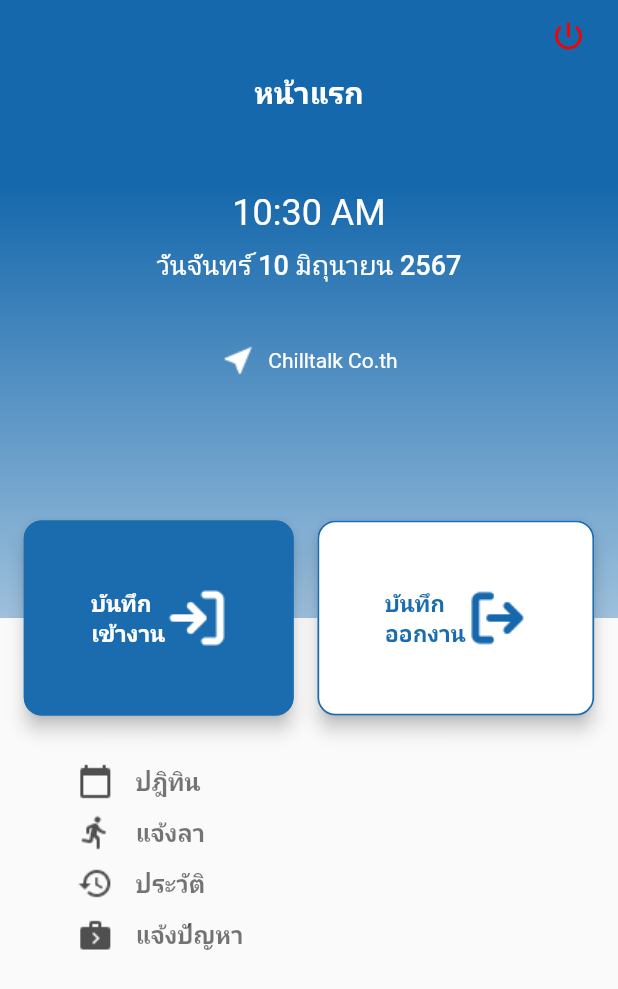
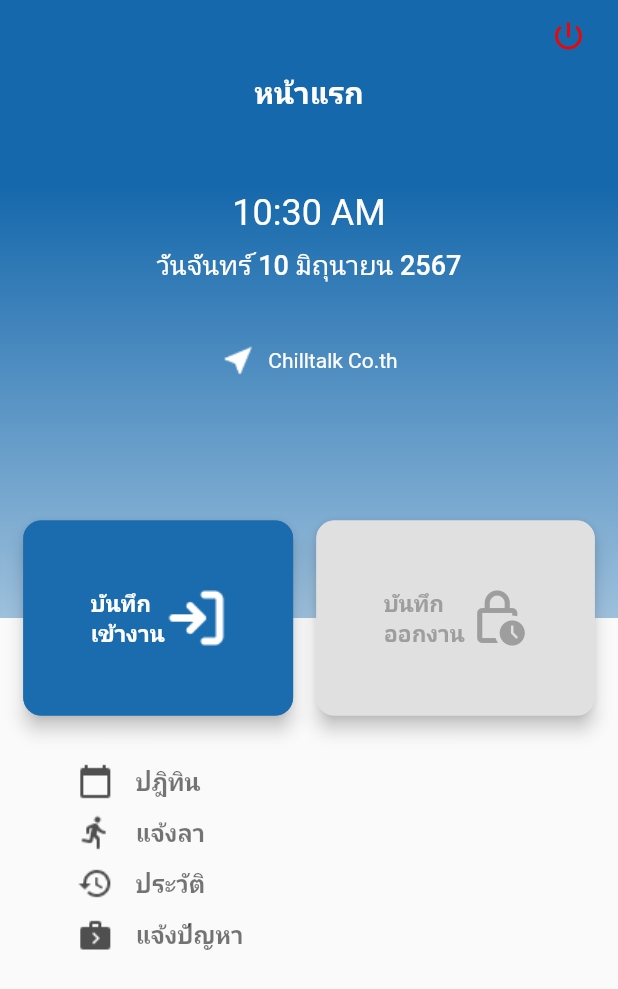
Before and after one commit to peach14/chill-talk-test, a Flutter app: the MainScreen screen opened by its route, on a phone screen of 412 x 824 dp. Shown: the top 989 px of the screen. Run offline on Flutter 3.47's test engine with Material 3 defaults, Android fonts, the phone set to English and light mode, and no system bars; our stand-ins replace connectivity, device_preview, dio, dropdown_button2, flutter_riverpod, flutter_secure_storage and 5 more; missing offline and left inert: cell_calendar; accounts and stored records are empty; network calls fail; statements that could not run were skipped.

Commit message:
fix : delete file lib/main/view_model/out_work_view_model.dart

```diff
--- a/lib/auth/view_model/logout_view_model.dart
+++ b/lib/auth/view_model/logout_view_model.dart
@@ -6,7 +6,7 @@ import '../../base/config/routing/route_path.dart';
 import '../../base/service/local_storage/secure_storage_service.dart';
 import '../../base/utils/constants/constants.dart';
 
-class LogoutViewMode extends GetxController {
+class LogoutViewModel extends GetxController {
   Future<void> logout({required BuildContext context}) async {
     LocalStorageSecureService.instance.deleteToken();
     LocalStorageSecureService.instance.delete(kResponseLogin);
--- a/lib/auth/view_model/splash_view_model.dart
+++ b/lib/auth/view_model/splash_view_model.dart
@@ -33,7 +33,7 @@ class SplashViewModel extends GetxController {
       decoded = '99';
     }
 
-    int paaConvert = int.parse(decoded);
+    // int paaConvert = int.parse(decoded);
 
 // refresh Login
     // ignore: use_build_context_synchronously
--- a/lib/base/component/custom_bottom_home.dart
+++ b/lib/base/component/custom_bottom_home.dart
@@ -9,21 +9,26 @@ class CustomBottomHome extends StatelessWidget {
     this.textColor,
     this.radius,
     this.onTap,
+    this.borderColor,
+    required this.disable,
   });
   final String icon;
   final String text;
   final Color? color;
+  final Color? borderColor;
   final Color? textColor;
   final double? radius;
+  final bool disable;
   final void Function()? onTap;
   @override
   Widget build(BuildContext context) {
     return Material(
       shape: RoundedRectangleBorder(
         borderRadius: BorderRadius.circular(radius ?? 12),
-        side: const BorderSide(
+        side: BorderSide(
             width: 1.2,
-            color: Color(0xff1a6cae)), // Define the border properties here
+            color: borderColor ??
+                const Color(0xff1a6cae)), // Define the border properties here
       ),
       color: color ?? const Color(0xff1a6cae),
       elevation: 5,
@@ -42,9 +47,15 @@ class CustomBottomHome extends StatelessWidget {
               SizedBox(
                 width: MediaQuery.of(context).size.width * 0.004,
               ),
-              Image.asset(
-                icon,
-              )
+              disable == true
+                  ? Image.asset(
+                      icon,
+                    )
+                  : Icon(
+                      Icons.lock_clock_outlined,
+                      color: Colors.grey.shade500,
+                      size: 40,
+                    )
             ],
           ),
         ),
--- a/lib/base/component/dialog_call.dart
+++ b/lib/base/component/dialog_call.dart
@@ -106,7 +106,7 @@ Future<dynamic> dialogCall({
                       width: buttonWidth,
                       alignment: Alignment.center,
                       child: const Text(
-                        "ปิด",
+                        "ยกเลิก",
                         style: TextStyle(
                           fontSize: 16,
                           fontWeight: FontWeight.w500,
--- a/lib/main/view_model/bindings/main_binding.dart
+++ b/lib/main/view_model/bindings/main_binding.dart
@@ -1,4 +1,3 @@
-import 'package:chill_talk_test/main/view_model/out_work_view_model.dart';
 import 'package:get/get.dart';
 
 import '../record_work_view_model.dart';
@@ -9,6 +8,5 @@ class MainBinding extends Bindings {
     // Get.lazyPut<MainViewModel>(() => MainViewModel());
 
     Get.put<RecordWorkViewModel>(RecordWorkViewModel());
-    Get.lazyPut<OutWorkViewModel>(() => OutWorkViewModel());
   }
 }
--- a/lib/main/view_model/out_work_view_model.dart
+++ /dev/null
@@ -1,3 +0,0 @@
-import 'package:get/get.dart';
-
-class OutWorkViewModel extends GetxController {}
--- a/lib/main/views/main_screen.dart
+++ b/lib/main/views/main_screen.dart
@@ -12,7 +12,6 @@ import '../../base/component/dialog_call.dart';
 import '../../base/config/routing/route_path.dart';
 import '../../base/utils/constants/asset_phat.dart';
 import '../../history/view_model/history_view_model.dart';
-import '../view_model/out_work_view_model.dart';
 
 class MainScreen extends GetView<RecordWorkViewModel> {
   const MainScreen({super.key});
@@ -20,9 +19,8 @@ class MainScreen extends GetView<RecordWorkViewModel> {
   @override
   Widget build(BuildContext context) {
     Get.put<DataClientViewModel>(DataClientViewModel());
-    Get.lazyPut<OutWorkViewModel>(() => OutWorkViewModel());
     Get.lazyPut<HistoryViewModel>(() => HistoryViewModel());
-    Get.lazyPut<LogoutViewMode>(() => LogoutViewMode());
+    Get.lazyPut<LogoutViewModel>(() => LogoutViewModel());
 
     return BaseScaffoldMain(
       bodyTop: SafeArea(
@@ -34,7 +32,7 @@ class MainScreen extends GetView<RecordWorkViewModel> {
               mainAxisAlignment: MainAxisAlignment.end,
               children: [
                 const Spacer(flex: 27),
-                GetBuilder<LogoutViewMode>(
+                GetBuilder<LogoutViewModel>(
                   builder: (controller) => IconButton(
                       alignment: Alignment.centerRight,
                       onPressed: () {
@@ -77,7 +75,7 @@ class MainScreen extends GetView<RecordWorkViewModel> {
             ),
             const SizedBox(height: 8),
             Obx(
-              () => Text("${controller.date}",
+              () => Text("${controller.dates}",
                   style: const TextStyle(
                       color: Colors.white,
                       fontSize: 18,
@@ -118,16 +116,35 @@ class MainScreen extends GetView<RecordWorkViewModel> {
           const Spacer(),
           Obx(() => CustomBottomHome(
                 icon: IconPhat.out1Icon,
+                borderColor: controller.disableAttendWork.value == false
+                    ? Colors.grey.shade300
+                    : const Color(0xff1a6cae),
+                color: controller.disableAttendWork.value == false
+                    ? Colors.grey.shade300
+                    : const Color(0xff1a6cae),
+                textColor: controller.disableAttendWork.value == false
+                    ? Colors.grey.shade500
+                    : Colors.white,
                 text: 'บันทึก\nเข้างาน',
                 onTap: controller.disableAttendWork.value == false
                     ? null
                     : () => controller.getCurrentLocation(context: context),
+                disable: controller.disableAttendWork.value,
               )),
           const Spacer(),
+          //  Color(0xffBDBDBD)
           Obx(() => CustomBottomHome(
+                disable: controller.disableOutWork.value,
+                borderColor: controller.disableOutWork.value == false
+                    ? Colors.grey.shade300
+                    : const Color(0xff1a6cae),
                 icon: IconPhat.out2Icon,
-                color: Colors.white,
-                textColor: const Color(0xff1a6cae),
+                color: controller.disableOutWork.value == false
+                    ? Colors.grey.shade300
+                    : Colors.white,
+                textColor: controller.disableOutWork.value == false
+                    ? Colors.grey.shade500 //const Color(0xffBDBDBD)
+                    : const Color(0xff1a6cae),
                 text: 'บันทึก\nออกงาน',
                 onTap: controller.disableOutWork.value == false
                     ? null
```
Also changed, not shown: lib/history/view/history_screen.dart (+10 -10 lines), lib/history/view_model/history_view_model.dart (+14 -14 lines), lib/main/view_model/record_work_view_model.dart (+6 -4 lines).
